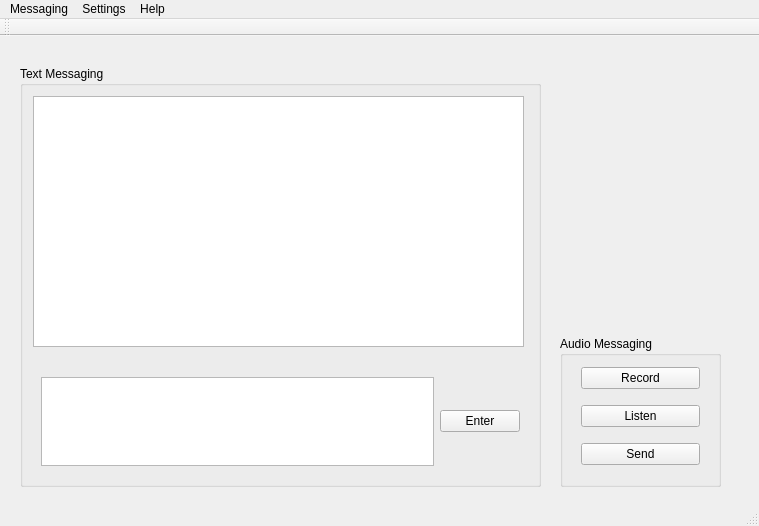
Qt form mainwindow.ui (JosiahSnarr/ESEIntercom) before a commit.
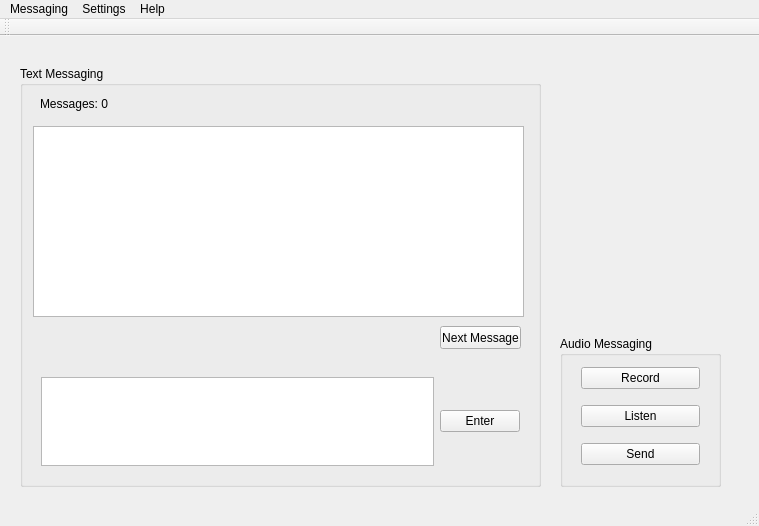
The same form after that commit. Icons and pictures are not drawn.

Commit message: Added ui features to display queue size and dequeue messages. Added access to fortunes for debugging

Diff of the .ui file:
```diff
--- a/mainwindow.ui
+++ b/mainwindow.ui
@@ -105,15 +105,41 @@
      <property name="geometry">
       <rect>
        <x>13</x>
-       <y>30</y>
+       <y>60</y>
        <width>491</width>
-       <height>251</height>
+       <height>191</height>
       </rect>
      </property>
      <property name="readOnly">
       <bool>true</bool>
      </property>
     </widget>
+    <widget class="QPushButton" name="bnNextMessage">
+     <property name="geometry">
+      <rect>
+       <x>420</x>
+       <y>260</y>
+       <width>81</width>
+       <height>23</height>
+      </rect>
+     </property>
+     <property name="text">
+      <string>Next Message</string>
+     </property>
+    </widget>
+    <widget class="QLabel" name="lbNumQueued">
+     <property name="geometry">
+      <rect>
+       <x>20</x>
+       <y>30</y>
+       <width>91</width>
+       <height>16</height>
+      </rect>
+     </property>
+     <property name="text">
+      <string>Messages: 0</string>
+     </property>
+    </widget>
    </widget>
   </widget>
   <widget class="QMenuBar" name="menuBar">
```
The commit also changes 5 other files.
